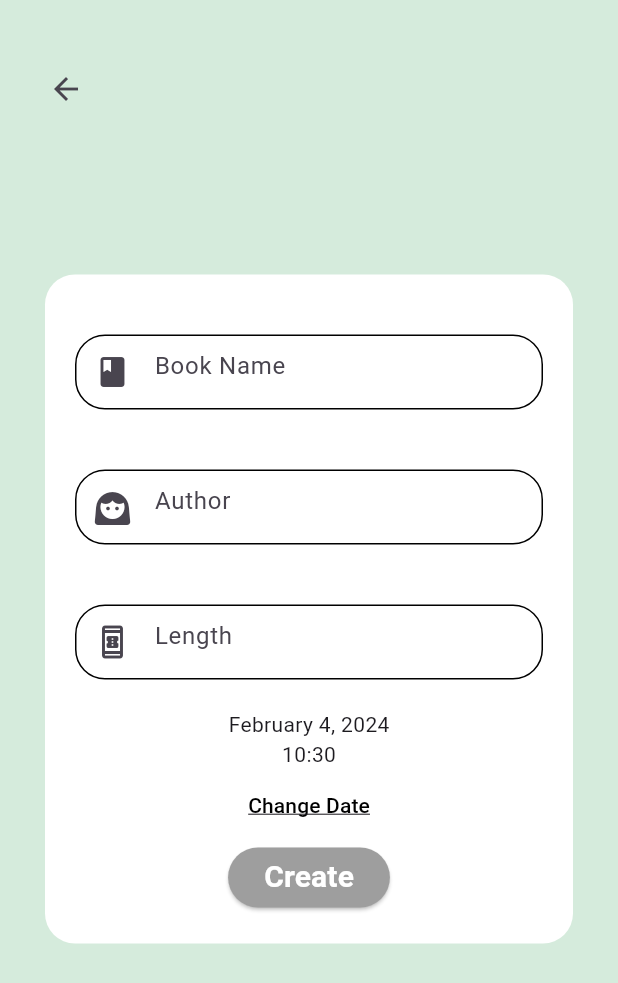
After one commit to Asts01/bookclub, a Flutter app: the OurAddBook screen opened directly, on a phone screen of 412 x 824 dp. The commit adds this screen. Shown: the top 983 px of the screen. Run offline on Flutter 3.47's test engine with Material 3 defaults, Android fonts, the phone set to English and light mode, and no system bars; our stand-ins replace cloud_firestore, firebase_auth, firebase_core, flutter_datetime_picker_plus, google_sign_in; missing offline and left inert: cloud_firestore_platform_interface; accounts and stored records are empty; network calls fail.

Commit message:
show books working till-12

```diff
--- a/lib/models/book.dart
+++ b/lib/models/book.dart
@@ -1,11 +1,12 @@
 import 'package:cloud_firestore/cloud_firestore.dart';
 
 class OurBook{
-  String ?id;
-  String ?name;
+  dynamic id;
+  dynamic name;
+  dynamic author;
   dynamic length;//no of pages in book
-  Timestamp ?dateCompleted;
+  dynamic dateCompleted;
   OurBook({
-    this.id,this.name,this.length,this.dateCompleted
+    this.id,this.name,this.author,this.length,this.dateCompleted
   });
 }
--- a/lib/models/group.dart
+++ b/lib/models/group.dart
@@ -5,9 +5,9 @@ class OurGroup{
   String? name;
   String ?leader;
   List<dynamic> ?members;
-  Timestamp ?groupCreated;
+  dynamic groupCreated;
   String ?currentBookId;
-  Timestamp ?currentBookDue;
+  dynamic currentBookDue;
 
   OurGroup({this.id,this.name,this.leader,this.members,this.groupCreated,this.currentBookId,this.currentBookDue});
 
--- a/lib/models/users.dart
+++ b/lib/models/users.dart
@@ -3,8 +3,8 @@ class OurUser{
   String ?uid;
   String ?email;
   String ?fullName;
-  Timestamp ?accountCreated;//data-type defined for cloud-firestore
-  String ?groupId;
+  dynamic ?accountCreated;//data-type defined for cloud-firestore
+  String ?groupId;//allocated when user creates or joins a grp
 
   OurUser({this.uid,this.email,this.accountCreated,this.fullName,this.groupId});
 }
--- a/lib/noGroup/noGroup.dart
+++ b/lib/noGroup/noGroup.dart
@@ -16,9 +16,9 @@ class NoGroup extends StatelessWidget {
   }
   void _signOut(BuildContext context)async{
     var _currentUser=Provider.of<CurrentUser>(context,listen: false);
-    String retVal=await _currentUser.onLogOut();
+    String retVal=await _currentUser.onLogOut();//will call auth.signout
     if(retVal=="success"){
-      //we want our homeScreen to be incharge of where we need to go
+      //we want our homeScreen to be incharge of where we need to go and now authStatus will be null so it would take us to login screen
       Navigator.pushAndRemoveUntil(context, MaterialPageRoute(builder: (context)=>OurRoot()),(route)=>false);
     }
   }
@@ -36,7 +36,7 @@ class NoGroup extends StatelessWidget {
               SizedBox(height: 40,),
               TextButton(onPressed: ()=>_signOut(context), child: Text('Sign-out')),
               SizedBox(height: 70,),
-              Image.asset('assets/book.png'),
+              Center(child: Image.asset('assets/book.png',width: 300,height: 250,)),
               SizedBox(height: 10,),
               Text('Welcome to\n Convene',style: TextStyle(
                 color: Colors.grey,
--- /dev/null
+++ b/lib/screens/addBook/addBook.dart
@@ -0,0 +1,162 @@
+import 'package:bookclub/models/book.dart';
+import 'package:bookclub/screens/root/root.dart';
+import 'package:bookclub/services/database.dart';
+import 'package:bookclub/states/currentUser.dart';
+import 'package:bookclub/utils/ourTheme.dart';
+import 'package:cloud_firestore_platform_interface/src/timestamp.dart';
+import 'package:flutter/material.dart';
+import 'package:provider/provider.dart';
+import 'package:flutter_datetime_picker_plus/flutter_datetime_picker_plus.dart';
+import 'package:intl/intl.dart';
+
+//screen for updating the book of current-grp and adding book initially to a grp
+class OurAddBook extends StatefulWidget {
+
+  final bool onGrpCreation;
+  final String groupName;
+  OurAddBook({required this.onGrpCreation,required this.groupName});
+
+  @override
+  State<OurAddBook> createState() => _OurAddBookState();
+}
+
+class _OurAddBookState extends State<OurAddBook> {
+  TextEditingController _bookNameController=new TextEditingController();
+  TextEditingController _authorController=new TextEditingController();
+  TextEditingController _lengthController=new TextEditingController();
+
+  DateTime _selectedDate=DateTime.now();
+
+  Future<void> selectedDate(BuildContext context)async{
+    final DateTime? picked=await DatePicker.showDateTimePicker(context,showTitleActions: true,locale: LocaleType.en);
+    if(picked!=null&&picked!=_selectedDate){
+      _selectedDate=picked;
+      setState(() {
+
+      });
+    }
+  }
+
+  //function to create grp in database
+  void _addBook(BuildContext context,String grpName,OurBook book) async{
+    CurrentUser _currentUser=Provider.of<CurrentUser>(context,listen: false);
+    //add a book also while creating a grp
+    String _returnString;
+    if(widget.onGrpCreation){
+        _returnString=await OurDatabase().CreateGrp(grpName, _currentUser.getCurrentUser.uid,book);
+    }else{
+      _returnString=await OurDatabase().addBook(_currentUser.getCurrentUser.groupId!,book);
+    }
+
+    if(_returnString=="success"){
+      //since now grpId won't be null the user will navigate to HomeScreen
+      Navigator.pushAndRemoveUntil(context, MaterialPageRoute(builder: (context)=>OurRoot()), (route) => false);
+    }
+  }
+  @override
+  Widget build(BuildContext context) {
+    return Scaffold(
+      backgroundColor: ourTheme().lightGreen,
+      body: ListView(
+        children: [
+          SizedBox(height: 15,),
+          Padding(padding: EdgeInsets.all(20),child: Row(
+            children: <Widget>[
+              BackButton(
+                onPressed: (){Navigator.pop(context);},
+              ),
+            ],
+          ),),
+          SizedBox(height: 50,),
+          Column(
+            mainAxisAlignment: MainAxisAlignment.center,
+            children: [
+              Container(
+                margin: EdgeInsets.all(10),
+                padding: EdgeInsets.all(20),
+                child: Container(
+                  decoration: BoxDecoration(
+                    color: Colors.white,
+                    borderRadius: BorderRadius.circular(20),
+                  ),
+                  child: Column(
+                    children: [
+                      SizedBox(height: 20,),
+                      Container(
+                        decoration: BoxDecoration(
+                          borderRadius: BorderRadius.circular(20),
+                          border: Border(top: BorderSide(width: 1),bottom: BorderSide(width: 1),left: BorderSide(width: 1),right: BorderSide(width: 1)),
+                        ),
+                        margin: const EdgeInsets.all(20.0),
+                        child: TextFormField(
+                          controller: _bookNameController,
+                          decoration: InputDecoration(
+                            border: InputBorder.none,
+                            prefixIcon:Icon(Icons.book),
+                            hintText: 'Book Name',
+                          ),
+                        ),
+                      ),
+                      Container(
+                        decoration: BoxDecoration(
+                          borderRadius: BorderRadius.circular(20),
+                          border: Border(top: BorderSide(width: 1),bottom: BorderSide(width: 1),left: BorderSide(width: 1),right: BorderSide(width: 1)),
+                        ),
+                        margin: const EdgeInsets.all(20.0),
+                        child: TextFormField(
+                          controller: _authorController,
+                          decoration: InputDecoration(
+                            border: InputBorder.none,
+                            prefixIcon:Icon(Icons.face_3_rounded),
+                            hintText: 'Author',
+                          ),
+                        ),
+                      ),
+                      Container(
+                        decoration: BoxDecoration(
+                          borderRadius: BorderRadius.circular(20),
+                          border: Border(top: BorderSide(width: 1),bottom: BorderSide(width: 1),left: BorderSide(width: 1),right: BorderSide(width: 1)),
+                        ),
+                        margin: const EdgeInsets.all(20.0),
+                        child: TextFormField(
+                          controller: _lengthController,
+                          decoration: InputDecoration(
+                            border: InputBorder.none,
+                            prefixIcon:Icon(Icons.book_online_outlined),
+                            hintText: 'Length',
+                          ),
+                          keyboardType: TextInputType.number,
+                        ),
+                      ),
+                      //date picker
+                      Text(DateFormat.yMMMMd('en_US').format(_selectedDate)),//DateFormat comes from intl package
+                      Text(DateFormat('H:mm').format(_selectedDate)),//DateFormat comes from intl package
+                      TextButton(onPressed: (){
+                        selectedDate(context);
+                      }, child: Text('Change Date',style: TextStyle(color: Colors.black,decoration: TextDecoration.underline),)),
+                      ElevatedButton(
+                          style: ButtonStyle(
+                            backgroundColor: MaterialStateProperty.all<Color>(Colors.grey), // Change this color to your desired color
+                          ),
+                          onPressed: (){
+                            //brought from pvs screen
+                            OurBook book=OurBook();
+                            book.name=_bookNameController.text;
+                            book.author=_authorController.text;
+                            book.length=_lengthController.text;
+                            book.dateCompleted=_selectedDate;//TODO
+                            _addBook(context, widget.groupName, book);
+                            //todo
+                          }, child: Text('Create',style: TextStyle(color: Colors.white,fontWeight: FontWeight.bold,fontSize: 20),)),
+                      SizedBox(height: 20,),
+                    ],
+                  ),
+                ),
+              ),
+            ],
+          ),
+        ],
+      ),
+    );
+  }
+}
--- a/lib/screens/root/root.dart
+++ b/lib/screens/root/root.dart
@@ -19,7 +19,7 @@ class OurRoot extends StatefulWidget {
 class _OurRootState extends State<OurRoot> {
   AuthStatus _authStatus=AuthStatus.unknown;//start up with(loading...) splash initially when we are fetching user info via onStrtup() method
   @override
-
+  //didChangeDependencies method is used ti update the state of varibles which are depnedent on the data provided by the provider
   void didChangeDependencies() async{
     super.didChangeDependencies();
     //get the current state and change AuthStatus based on that
--- a/lib/screens/signup/signup.dart
+++ b/lib/screens/signup/signup.dart
@@ -28,8 +28,8 @@ class _SignUpState extends State<SignUp> {
       }
       final snackBar = SnackBar(
         backgroundColor: Colors.brown,
-        content: Center(child: Text(_currUser,style: TextStyle(fontFamily: 'Cabin',fontWeight: FontWeight.bold),)),
-        duration: Duration(seconds: 4),
+        content: Center(child: Text('Internal Error Occurred',style: TextStyle(fontFamily: 'Cabin',fontWeight: FontWeight.bold),)),
+        duration: Duration(seconds: 2),
 
       );
       ScaffoldMessenger.of(context).showSnackBar(snackBar);
@@ -131,6 +131,7 @@ class _SignUpState extends State<SignUp> {
                         ),
                         child: TextButton(onPressed: (){
                           if(_passwordController.text==_confirmPasswordController.text){
+                            //both the password field should match
                             _signUpUser(_emailController.text,_passwordController.text,_nameController.text,context);
                           }else{
                             final snackBar = SnackBar(
--- a/lib/services/database.dart
+++ b/lib/services/database.dart
@@ -44,26 +44,30 @@ class OurDatabase{
     }
     return retVal;
   }
-  Future<String> CreateGrp(String groupName,dynamic uid) async{
+  Future<String> CreateGrp(String groupName,dynamic uid,OurBook initialBook) async{
     String retVal="error";
     List<String> _members = [];
     try{
       _members.add(uid);//add method return's reference of the user while set method don't
-      DocumentReference _docRef=await _firestore.collection('groups').add({
+      DocumentReference _docRef=await _firestore.collection('groups').add({//RETURNS REFERENCE OF GRP-ID
         'name':groupName,
         'leader':uid,
         'members':_members,
         'groupCreated':Timestamp.now(),
       });
-      //update grp id for document->user
+      //update grp id for document->user and now the user will navigate to the Home Screen
       await _firestore.collection('users').doc(uid).update({
         'groupId':_docRef.id,
       });
+      //add a book to the current grp collection
+      addBook(_docRef.id, initialBook);
       retVal="success";
     }catch(e){print(e);}
     return retVal;
   }
   Future<String> JoinGrp(String groupId,dynamic uid) async{
+    //existing rp ke memeber ne uid vala user add ho jayega
+    //uid users collection me ek naya member add ho jayega
     String retVal="error";
     List<String>_members=[];
     try{
@@ -78,6 +82,25 @@ class OurDatabase{
       });
       retVal="success";
     }catch(e){print(e);}
+    return retVal;
+  }
+  Future<String> addBook(String grpId,OurBook book) async{
+    String retVal="success";
+    //add book to the required grp can be while creating a grp initially or later modifying it
+    try{
+      DocumentReference _docRef=await _firestore.collection('groups').doc(grpId).collection('books').add({
+        'name':book.name,
+        'author':book.author,
+        'length':book.length,
+        'dateCompleted':book.dateCompleted,
+      });
+      //1 grp will only have 1 currentBookId
+      //now change the data inside groups collection
+      await _firestore.collection('groups').doc(grpId).update({
+        'currentBookId':_docRef.id,
+        'currentBookDue':book.dateCompleted,
+      });
+    }catch(e){print('book ghotala');}
     return retVal;
   }
   Future<OurGroup> getGroupInfo(String groupId)async{
@@ -113,6 +136,7 @@ class OurDatabase{
         retVal.name = data['name'] ?? '';
         retVal.length = data['length'] ?? '';
         retVal.dateCompleted = data['dateCompleted'] ?? '';
+        retVal.author=data['author']??'';
       } else {
         // Document does not exist
         print('Book does not exist for grp: $groupId');
--- a/pubspec.yaml
+++ b/pubspec.yaml
@@ -50,6 +50,8 @@ dev_dependencies:
   provider: ^6.1.1
   google_sign_in: ^6.2.1
   cloud_firestore: ^4.15.2
+  flutter_datetime_picker_plus: ^2.1.0
+  intl: ^0.19.0
 
 # For information on the generic Dart part of this file, see the
 # following page: https://dart.dev/tools/pub/pubspec
```
Also changed, not shown: lib/home/home.dart (+34 -91 lines), lib/screens/createGroup/createGroup.dart (+5 -13 lines), lib/screens/login/login.dart (+4 -3 lines), assets/book.png, pubspec.lock.
